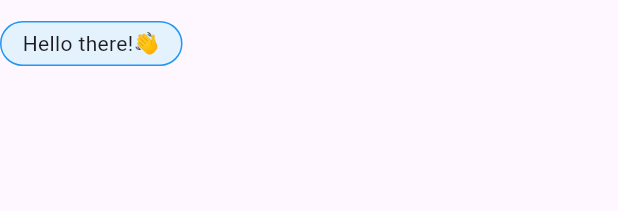
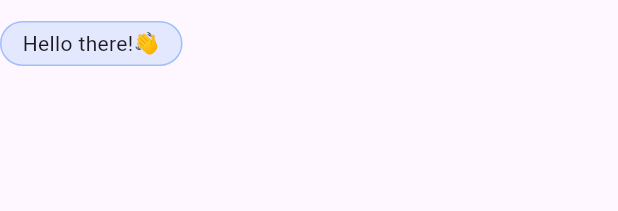
Before and after one commit to Jessepelumi/jetour_client, a Flutter app: the OnboardingGreeting widget shown alone on an empty page, opened directly, on a phone screen of 412 x 824 dp. Shown: the top 211 px of the screen. Run offline on Flutter 3.47's test engine with Material 3 defaults, Android fonts, the phone set to English and light mode, and no system bars; our stand-ins replace get, get_storage, google_fonts, smooth_page_indicator; accounts and stored records are empty.

```diff
--- a/lib/auth/views/onboarding/widgets/onboarding_greeting.dart
+++ b/lib/auth/views/onboarding/widgets/onboarding_greeting.dart
@@ -1,4 +1,5 @@
 import 'package:flutter/material.dart';
+import 'package:jetour_client/core/util/colors.dart';
 
 class OnboardingGreeting extends StatelessWidget {
   const OnboardingGreeting({
@@ -17,9 +18,11 @@ class OnboardingGreeting extends StatelessWidget {
             vertical: 4,
           ),
           decoration: BoxDecoration(
-            color: Colors.blue[50],
+            color: primary.withOpacity(0.1),
             borderRadius: BorderRadius.circular(16),
-            border: Border.all(color: Colors.blue),
+            border: Border.all(
+              color: primary.withOpacity(0.3),
+            ),
           ),
           child: const Text("Hello there!👋"),
         ),
```
